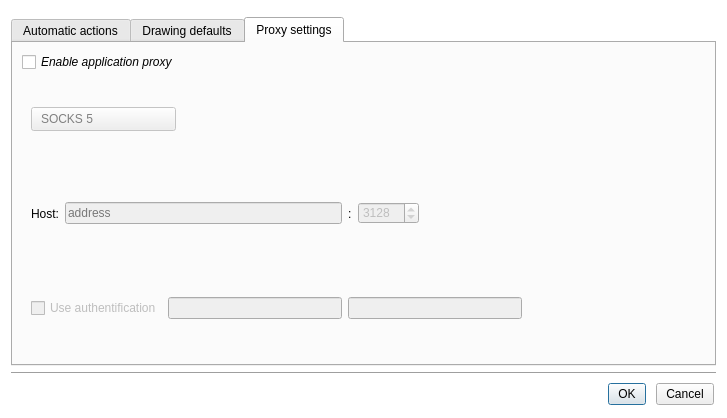
Tulip-Dev/tulip, file plugins/perspective/GraphPerspective/designer/PreferencesDialog.ui: the form before one commit.
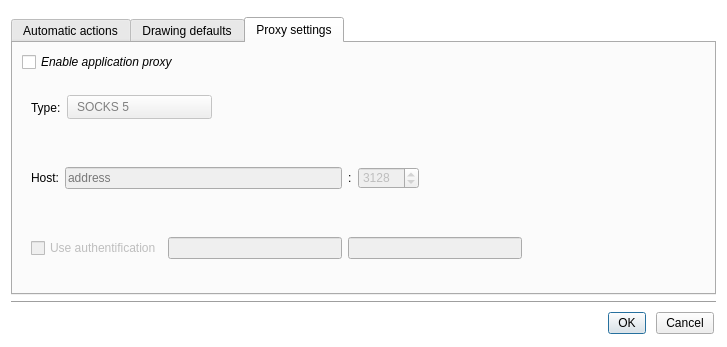
The form after the commit. The open tabs and pages were chosen to show the change. Icons and pictures are not drawn. Custom widgets are drawn as their Qt base class.

Commit message: fix for gui tests failing after commit #11787 + add proxy type label

The edit to the form file:
```diff
--- a/plugins/perspective/GraphPerspective/designer/PreferencesDialog.ui
+++ b/plugins/perspective/GraphPerspective/designer/PreferencesDialog.ui
@@ -7,7 +7,7 @@
     <x>0</x>
     <y>0</y>
     <width>727</width>
-    <height>418</height>
+    <height>347</height>
    </rect>
   </property>
   <property name="sizePolicy">
@@ -432,6 +432,13 @@
             <bool>false</bool>
            </property>
            <layout class="QHBoxLayout" name="horizontalLayout">
+            <item>
+             <widget class="QLabel" name="label">
+              <property name="text">
+               <string>Type:</string>
+              </property>
+             </widget>
+            </item>
             <item>
              <widget class="QComboBox" name="proxyType">
               <item>
```
